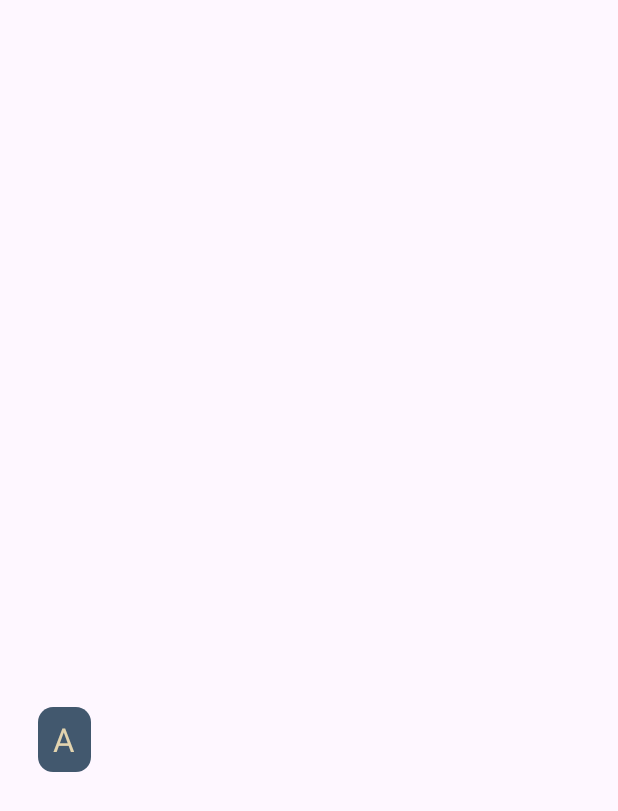
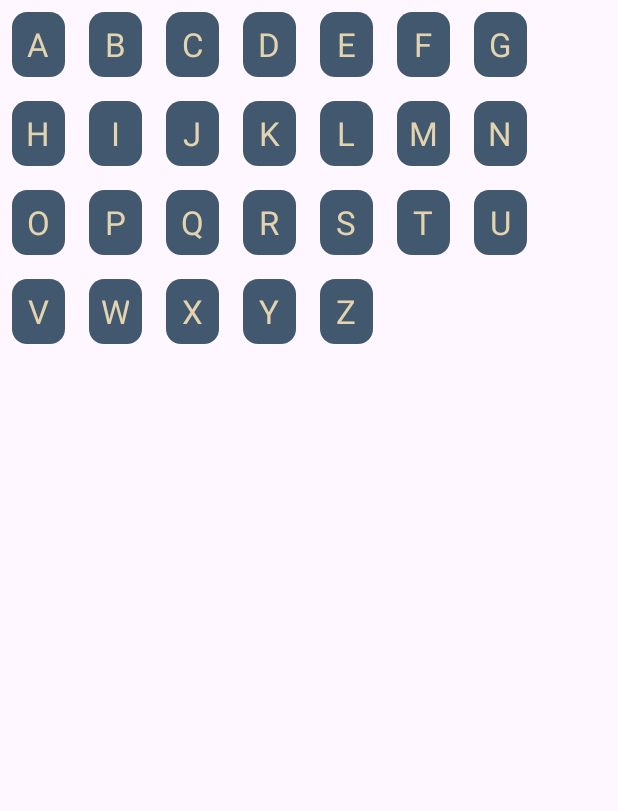
Before and after one commit to Saisriram2003/Hangman, an Android app: the screen it shows after launch (MainActivity), on a phone screen of 412 x 824 dp. Shown: the top 811 px of the screen. Run offline under Robolectric (Android 15) with nearby library versions, the phone set to English and light mode, and no system bars.

Commit message:
Dynamically generate keys for keyboard

```diff
--- a/app/build.gradle.kts
+++ b/app/build.gradle.kts
@@ -5,7 +5,7 @@ plugins {
 
 android {
     namespace = "com.example.hangman"
-    compileSdk = 33
+    compileSdk = 34
 
     defaultConfig {
         applicationId = "com.example.hangman"
@@ -44,7 +44,10 @@ dependencies {
     implementation("androidx.appcompat:appcompat:1.6.1")
     implementation("com.google.android.material:material:1.10.0")
     implementation("androidx.constraintlayout:constraintlayout:2.1.4")
+    implementation("androidx.fragment:fragment-ktx:1.6.1")
     implementation("androidx.lifecycle:lifecycle-viewmodel-ktx:2.6.2")
+    implementation("androidx.recyclerview:recyclerview:1.2.1")
+    implementation("androidx.gridlayout:gridlayout:1.0.0")
     testImplementation("junit:junit:4.13.2")
     androidTestImplementation("androidx.test.ext:junit:1.1.5")
     androidTestImplementation("androidx.test.espresso:espresso-core:3.5.1")
--- /dev/null
+++ b/app/src/main/java/com/example/hangman/KeyboardAdapter.kt
@@ -0,0 +1,35 @@
+package com.example.hangman
+
+import android.view.LayoutInflater
+import android.view.ViewGroup
+import android.widget.Toast
+import androidx.gridlayout.widget.GridLayout
+import androidx.recyclerview.widget.RecyclerView
+import com.example.hangman.databinding.ListItemKeyBinding
+
+class KeyboardHolder(private val binding: ListItemKeyBinding) : RecyclerView.ViewHolder(binding.root) {
+    fun bind(letter: Char) {
+        binding.key.text = letter.toString()
+
+        binding.root.setOnClickListener {
+            // TODO: implement character key press
+            Toast.makeText(binding.root.context, "$letter pressed!", Toast.LENGTH_SHORT).show()
+        }
+    }
+}
+
+class KeyboardAdapter (private val keys: List<Char>) : RecyclerView.Adapter<KeyboardHolder>() {
+    override fun onCreateViewHolder(parent: ViewGroup, viewType: Int): KeyboardHolder {
+        val inflater = LayoutInflater.from(parent.context)
+        val binding = ListItemKeyBinding.inflate(inflater, parent, false)
+        return KeyboardHolder(binding)
+    }
+
+    override fun getItemCount() = 26
+
+    override fun onBindViewHolder(holder: KeyboardHolder, position: Int) {
+        val key = keys[position]
+        holder.bind(key)
+    }
+
+}
--- /dev/null
+++ b/app/src/main/java/com/example/hangman/KeyboardFragment.kt
@@ -0,0 +1,46 @@
+package com.example.hangman
+
+import android.os.Bundle
+import android.view.LayoutInflater
+import android.view.View
+import android.view.ViewGroup
+import androidx.fragment.app.Fragment
+import androidx.fragment.app.viewModels
+import androidx.recyclerview.widget.GridLayoutManager
+import com.example.hangman.databinding.FragmentKeyboardBinding
+
+
+class KeyboardFragment : Fragment() {
+
+    private var _binding: FragmentKeyboardBinding? = null
+    private val binding get() = checkNotNull(_binding) {
+        "Cannot access binding before onCreateView() or after onDestroyView()"
+    }
+
+    private val keyboardViewModel: KeyboardViewModel by viewModels()
+
+    override fun onCreate(savedInstanceState: Bundle?) {
+        super.onCreate(savedInstanceState)
+    }
+
+    override fun onCreateView(
+        inflater: LayoutInflater,
+        container: ViewGroup?,
+        savedInstanceState: Bundle?
+    ): View? {
+        _binding = FragmentKeyboardBinding.inflate(inflater, container, false)
+
+        binding.keyboardRecyclerView.layoutManager = GridLayoutManager(context, 7)
+
+        val keyboard = keyboardViewModel.letters
+        val adapter = KeyboardAdapter(keyboard)
+        binding.keyboardRecyclerView.adapter = adapter
+
+        return binding.root
+    }
+
+    override fun onDestroyView() {
+        super.onDestroyView()
+        _binding = null
+    }
+}
--- /dev/null
+++ b/app/src/main/java/com/example/hangman/KeyboardViewModel.kt
@@ -0,0 +1,16 @@
+package com.example.hangman
+
+import androidx.lifecycle.ViewModel
+import com.example.hangman.databinding.FragmentKeyboardBinding
+
+class KeyboardViewModel : ViewModel() {
+
+    val letters = mutableListOf<Char>()
+
+    init {
+        for (i in 0 until 26) {
+            val letter = 'A' + i
+            letters += letter
+        }
+    }
+}
--- a/app/src/main/res/layout/activity_main.xml
+++ b/app/src/main/res/layout/activity_main.xml
@@ -6,39 +6,8 @@
     android:layout_height="match_parent"
     tools:context=".MainActivity">
 
-    <LinearLayout
-        android:id="@+id/keyboard_fr"
-        android:layout_width="343dp"
-        android:layout_height="279dp"
-        android:layout_alignParentLeft="true"
-        android:layout_marginLeft="25dp"
-        android:layout_alignParentTop="true"
-        android:layout_marginTop="471dp"
-        android:clipToOutline="true"
-        >
-
-        <RelativeLayout xmlns:android="http://schemas.android.com/apk/res/android"
-            android:layout_width="wrap_content"
-            android:layout_height="wrap_content">
-
-            <View
-                android:id="@+id/key_background"
-                android:layout_width="35dp"
-                android:layout_height="43dp"
-                android:background="@drawable/character_key" />
-
-            <TextView
-                android:id="@+id/key_text"
-                android:layout_width="18dp"
-                android:layout_height="36dp"
-                android:layout_centerInParent="true"
-                android:gravity="center"
-                android:textAppearance="@style/TextAppearance.AppCompat.Large"
-                android:textColor="@color/text_color"
-                android:text="A"/>
-
-        </RelativeLayout>
-
-    </LinearLayout>
+    <include layout="@layout/container_keyboard"
+        android:layout_width="wrap_content"
+        android:layout_height="wrap_content" />
 
 </LinearLayout>
--- /dev/null
+++ b/app/src/main/res/layout/container_keyboard.xml
@@ -0,0 +1,8 @@
+<?xml version="1.0" encoding="utf-8"?>
+<androidx.fragment.app.FragmentContainerView
+    xmlns:android="http://schemas.android.com/apk/res/android"
+    xmlns:tools="http://schemas.android.com/tools"
+    android:id="@+id/fragment_container"
+    android:name="com.example.hangman.KeyboardFragment"
+    android:layout_width="wrap_content"
+    android:layout_height="wrap_content" />
--- /dev/null
+++ b/app/src/main/res/layout/fragment_keyboard.xml
@@ -0,0 +1,7 @@
+<?xml version="1.0" encoding="utf-8"?>
+<androidx.recyclerview.widget.RecyclerView
+    xmlns:android="http://schemas.android.com/apk/res/android"
+    android:id="@+id/keyboard_recycler_view"
+    android:layout_width="wrap_content"
+    android:layout_height="wrap_content"
+    android:layout_gravity="center_horizontal"/>
--- a/app/src/main/res/layout/key_layout.xml
+++ b/app/src/main/res/layout/list_item_key.xml
@@ -1,7 +1,8 @@
 <?xml version="1.0" encoding="utf-8"?>
 <RelativeLayout xmlns:android="http://schemas.android.com/apk/res/android"
     android:layout_width="wrap_content"
-    android:layout_height="wrap_content">
+    android:layout_height="wrap_content"
+    android:padding="8dp">
 
     <View
         android:id="@+id/key_background"
@@ -10,12 +11,13 @@
         android:background="@drawable/character_key" />
 
     <TextView
-        android:id="@+id/key_text"
+        android:id="@+id/key"
         android:layout_width="18dp"
         android:layout_height="36dp"
         android:layout_centerInParent="true"
         android:gravity="center"
         android:textAppearance="@style/TextAppearance.AppCompat.Large"
-        android:textColor="@color/text_color" />
+        android:textColor="@color/text_color"
+        android:text="A" />
 
 </RelativeLayout>
```
